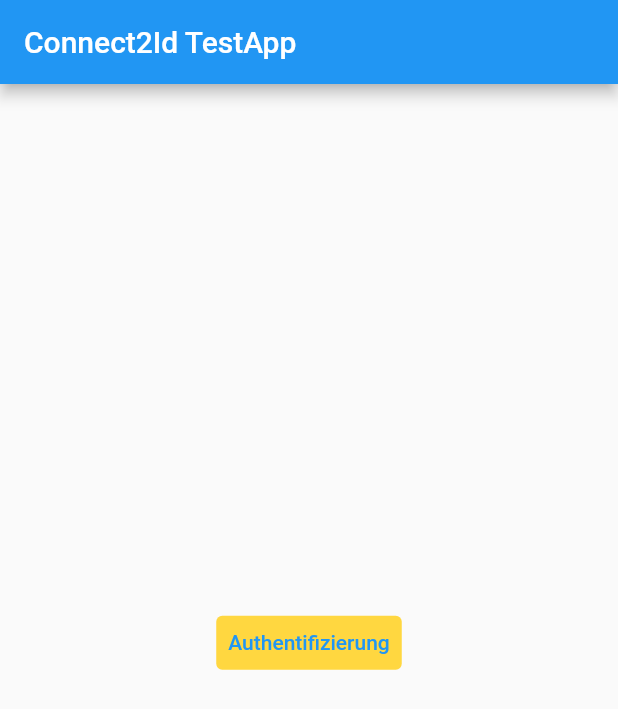
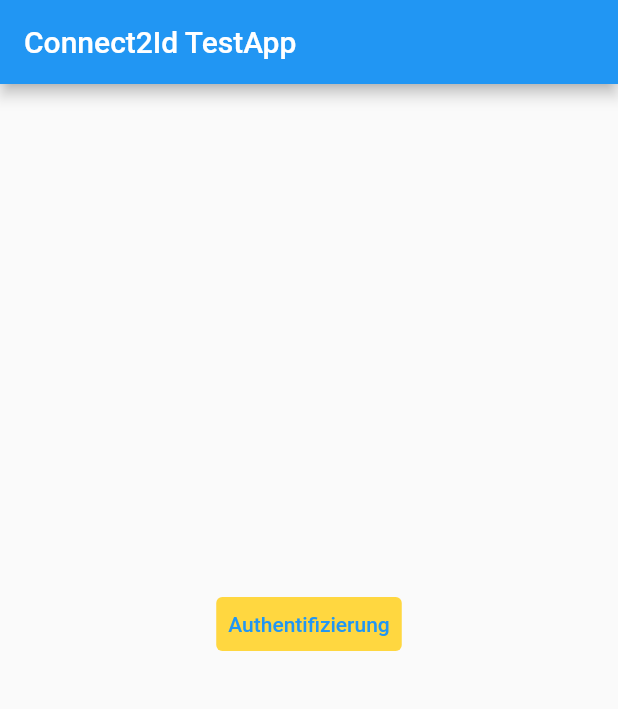
Before and after one commit to lucianojung/connect2IdTestApp, a Flutter app: the screen it shows after launch, on a phone screen of 412 x 824 dp. Shown: the top 709 px of the screen. Run offline on Flutter 3.47's test engine with Material 2 defaults, Android fonts, the phone set to English and light mode, and no system bars.

Commit message:
better styling

```diff
--- a/lib/authentication_page.dart
+++ b/lib/authentication_page.dart
@@ -69,17 +69,21 @@ class _AuthenticationPageState extends State<AuthenticationPage> {
         title: Text('Connect2Id TestApp'),
       ),
       body: Center(
+        child: Padding(
+          padding: const EdgeInsets.all(32.0),
           child: Column(
             mainAxisAlignment: MainAxisAlignment.center,
             children: <Widget>[
               TextButton(
                   style: ButtonStyle(backgroundColor: MaterialStateProperty.all(Colors.amberAccent)),
                   onPressed: _createRequest, child: Text('Authorisierung')),
+              SizedBox(height: 32,),
               Text(
                 _result,
-              style: Theme.of(context).textTheme.headline6,
+                style: Theme.of(context).textTheme.bodyText1,
               ),
             ],
+          ),
         ),
       ),
       floatingActionButton: Visibility(
--- a/lib/authorization_page.dart
+++ b/lib/authorization_page.dart
@@ -69,22 +69,26 @@ class _AuthorizationPageState extends State<AuthorizationPage> {
         title: Text(widget.title),
       ),
       body: Center(
+        child: Padding(
+          padding: const EdgeInsets.all(32.0),
           child: Column(
             mainAxisAlignment: MainAxisAlignment.center,
             children: <Widget>[
               TextButton(
                   style: ButtonStyle(backgroundColor: MaterialStateProperty.all(Colors.amberAccent)),
                   onPressed: _createRequest, child: Text('Authentifizierung')),
+              SizedBox(height: 32,),
               Text(
                 _result,
-              style: Theme.of(context).textTheme.headline6,
+                style: Theme.of(context).textTheme.bodyText1,
               ),
               if(_result != '')
                 Text(
                   'Session Id: $_sid',
-                style: Theme.of(context).textTheme.headline4,
+                  style: Theme.of(context).textTheme.headline6,
                 ),
             ],
+          ),
         ),
       ),
 
```
Also changed, not shown: lib/token_generation_page.dart (+7 -2 lines). Lines whose indentation alone changed are shown as unchanged.
